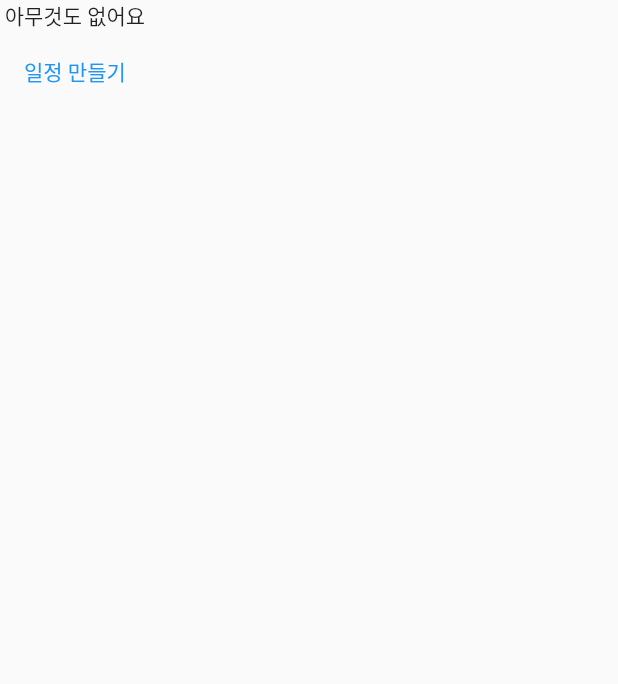
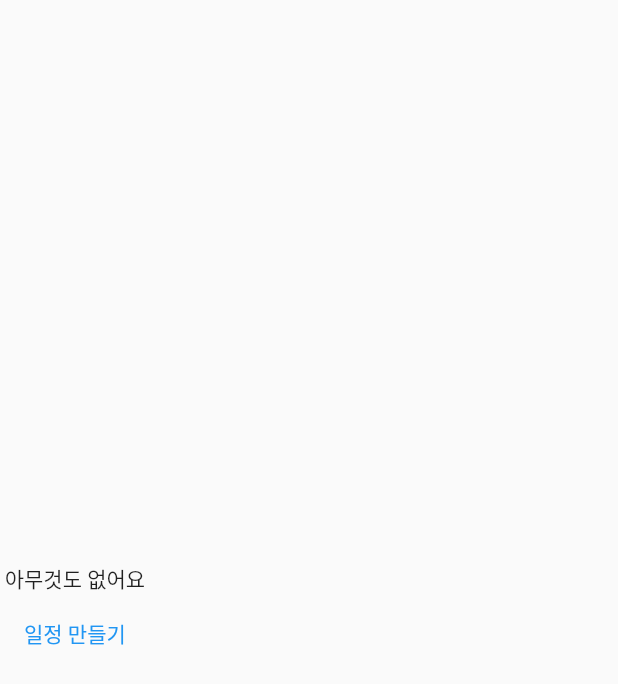
Before and after one commit to SeoulRo/SeoulRo, a Flutter app: the OnTrip widget shown alone on an empty page, opened directly, on a phone screen of 412 x 824 dp. Shown: the top 684 px of the screen. Run offline on Flutter 3.47's test engine with Material 2 defaults, Android fonts, the phone set to English and light mode, and no system bars; our stand-ins replace bloc, equatable, flutter_bloc, google_maps_flutter, table_calendar.

Commit message:
feat: fix on trip view layout to be centered

```diff
--- a/seoul_ro/lib/views/on_trip.dart
+++ b/seoul_ro/lib/views/on_trip.dart
@@ -8,7 +8,7 @@ class OnTrip extends StatelessWidget {
   @override
   Widget build(BuildContext context) {
     if (itineries.length == 0) {
-      return Column(children: [
+      return Column(mainAxisAlignment: MainAxisAlignment.center, children: [
         const Text("아무것도 없어요"),
         TextButton(
             style: TextButton.styleFrom(
```
